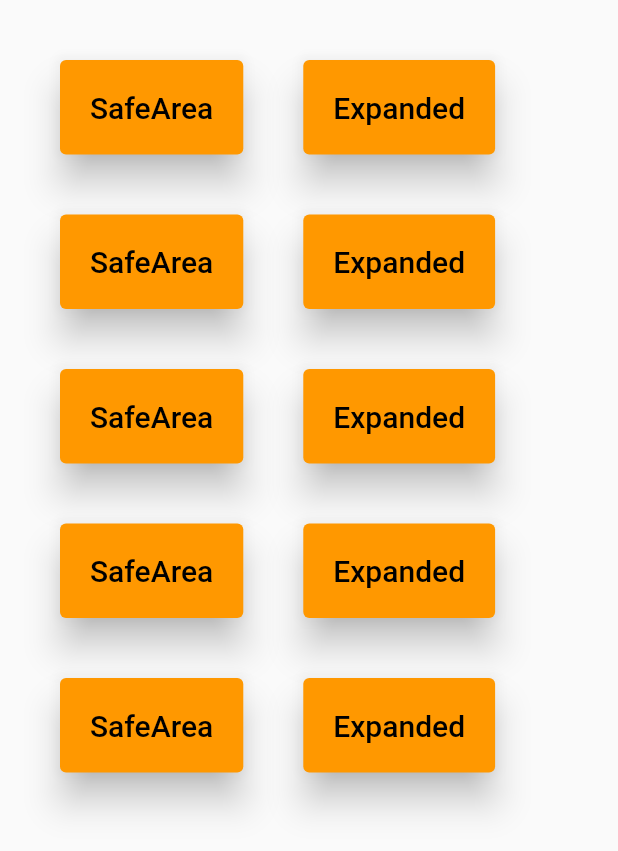
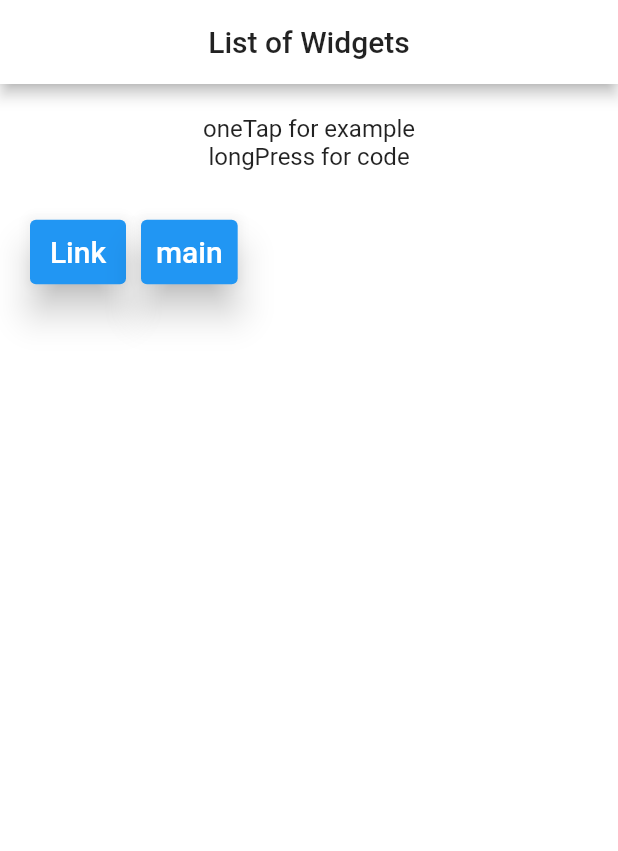
Before and after one commit to ketanvishwakarma/flutter_widgets_by_kdevigner, a Flutter app: the screen it shows after launch, on a phone screen of 412 x 824 dp. Shown: the top 851 px of the screen. Run offline on Flutter 3.47's test engine with Material 2 defaults, Android fonts, the light colour scheme and no system bars.

Commit message:
Link Widget

```diff
--- a/lib/main.dart
+++ b/lib/main.dart
@@ -1,6 +1,7 @@
-import 'package:flutter/cupertino.dart';
 import 'package:flutter/material.dart';
 import 'package:url_launcher/link.dart';
+
+import 'widget_link.dart';
 
 void main() {
   runApp(MyApp());
@@ -12,9 +13,36 @@ class MyApp extends StatelessWidget {
     return MaterialApp(
       title: 'Flutter Widgets | KDevigner',
       debugShowCheckedModeBanner: false,
+
+      /* light theme settings */
       theme: ThemeData(
-        primarySwatch: Colors.orange,
+        primarySwatch: Colors.blue,
+        primaryColor: Colors.white,
+        brightness: Brightness.light,
+        accentColor: Colors.black,
+        accentIconTheme: IconThemeData(color: Colors.white),
+        dividerColor: Colors.white54,
+        scaffoldBackgroundColor: Colors.white,
+
       ),
+
+      /* Dark theme settings */
+      darkTheme: ThemeData(
+        primarySwatch: Colors.blue,
+        primaryColor: Colors.black,
+        brightness: Brightness.dark,
+        accentColor: Colors.white,
+        accentIconTheme: IconThemeData(color: Colors.black),
+        dividerColor: Colors.black12,
+        scaffoldBackgroundColor: Color(0xFF131313),
+
+      ),
+
+      /* ThemeMode.system to follow system theme,
+         ThemeMode.light for light theme,
+         ThemeMode.dark for dark theme */
+      themeMode: ThemeMode.system,
+
       home: MyHomePage(title: 'Flutter Widgets | KDevigner'),
     );
   }
@@ -30,47 +58,73 @@ class MyHomePage extends StatefulWidget {
 }
 
 class _MyHomePageState extends State<MyHomePage> {
-  List _listOfWidgets = [
-    'SafeArea',
-    'Expanded',
-    'SafeArea',
-    'Expanded',
-    'SafeArea',
-    'Expanded',
-    'SafeArea',
-    'Expanded',
-    'SafeArea',
-    'Expanded',
-  ];
+  String baseUrl =
+      'https://github.com/ketanvishwakarma/flutter_widgets_by_kdevigner/blob/master/lib/';
+
+  List _listOfWidgets = ['Link', 'main'];
+
+  void _showWidget(String name) {
+    if (name == 'Link')
+      Navigator.push(
+          context,
+          MaterialPageRoute(
+            builder: (context) => WidgetLink(),
+          ));
+  }
 
   @override
   Widget build(BuildContext context) {
+    //var themeData = Theme.of(context).copyWith(scaffoldBackgroundColor: Colors.black87);
     return Scaffold(
+        appBar: AppBar(
+          title: Center(child: Text('List of Widgets')),
+        ),
         body: SafeArea(
-            child: Container(
-                padding: EdgeInsets.all(20),
+            child: Column(
+          children: [
+            Container(
+              width: MediaQuery.of(context).size.width,
+              padding: EdgeInsets.all(20),
+              child: Text(
+                'oneTap for example\nlongPress for code',
+                textAlign: TextAlign.center,
+                style: TextStyle(fontSize: 16),
+              ),
+            ),
+            Container(
+                width: MediaQuery.of(context).size.width,
+                padding: EdgeInsets.only(top: 10, left: 10),
                 child: SingleChildScrollView(
                   child: Wrap(
                     direction: Axis.horizontal,
                     children: _listOfWidgets
                         .map(
                           (e) => Container(
-                            padding: EdgeInsets.all(20),
+                            padding: EdgeInsets.only(left: 10),
                             child: Link(
-                              target: LinkTarget.blank,
-                              uri: Uri.parse(
-                                  'https://img.youtube.com/vi/lkF0TQJO0bA/maxresdefault.jpg'),
+                              target: LinkTarget.self,
+                              uri: Uri.parse(baseUrl +
+                                  e.toString().toLowerCase() +
+                                  '.dart'),
                               builder: (BuildContext context,
                                   Future<void> Function() followLink) {
                                 return ElevatedButton(
-                                  style: ElevatedButton.styleFrom(
-                                      padding: EdgeInsets.all(20), elevation: 10),
-                                  onLongPress: () {},
-                                  onPressed: () {
-                                    followLink();
-                                  },
-                                  child: Text(e,style: TextStyle(fontSize: 20),)
-                                );
+                                    style: ElevatedButton.styleFrom(
+                                        padding: EdgeInsets.all(10),
+                                        elevation: 10),
+                                    onLongPress: () {
+                                      followLink();
+                                    },
+                                    onPressed: () {
+                                      setState(() {
+
+                                      });
+                                      _showWidget(e);
+                                    },
+                                    child: Text(
+                                      e,
+                                      style: TextStyle(fontSize: 20),
+                                    ));
                               },
                             ),
                           ),
@@ -78,6 +132,8 @@ class _MyHomePageState extends State<MyHomePage> {
                         .toList()
                         .cast<Widget>(),
                   ),
-                ))));
+                )),
+          ],
+        )));
   }
 }
--- /dev/null
+++ b/lib/widget_link.dart
@@ -0,0 +1,29 @@
+import 'package:flutter/material.dart';
+import 'package:url_launcher/link.dart';
+
+class WidgetLink extends StatefulWidget {
+  @override
+  _WidgetLinkState createState() => _WidgetLinkState();
+}
+
+class _WidgetLinkState extends State<WidgetLink> {
+
+  @override
+  Widget build(BuildContext context) {
+    return Scaffold(
+      appBar: AppBar(title: Text("Link Widget")),
+      body: Container(
+        padding: EdgeInsets.all(20),
+        child: Link(
+          uri: Uri.parse('https://twitter.com/KDevigner/'),
+          target: LinkTarget.blank,
+          builder: (context, followLink) {
+            return ElevatedButton(onPressed: () {
+              followLink();
+            }, child: Text('My Twitter Profile'));
+          },
+        ),
+      ),
+    );
+  }
+}
--- a/pubspec.yaml
+++ b/pubspec.yaml
@@ -26,7 +26,6 @@ dependencies:
   url_launcher: 6.0.3
   url_launcher_web: 2.0.0
   url_launcher_windows: 2.0.0
-  peanut: 4.0.1
 
 dev_dependencies:
   flutter_test:
```
Also changed, not shown: pubspec.lock, 1 other file.
